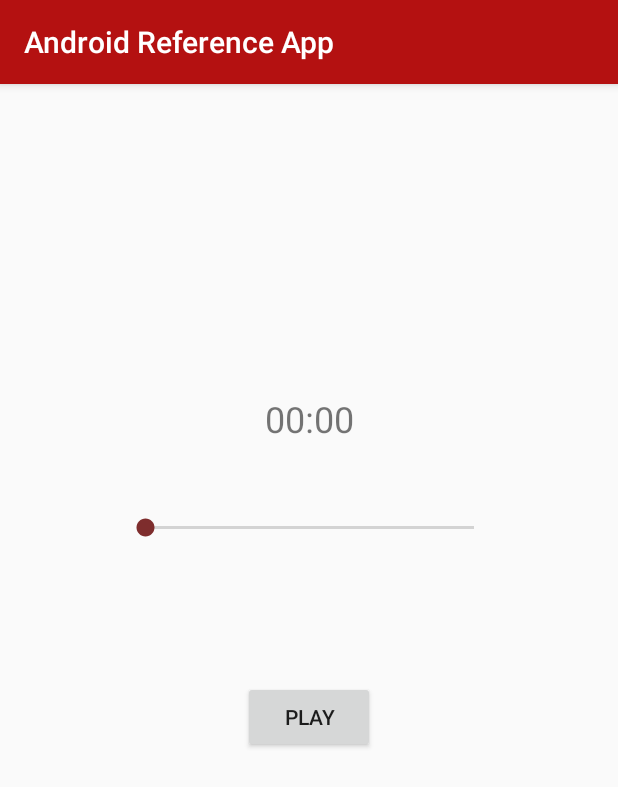
After one commit to mazleo/AndroidReferenceApp, an Android app: the MediaPlayerActivity screen opened directly, with no data from a screen before it, on a phone screen of 412 x 824 dp. The commit adds this screen. Shown: the top 787 px of the screen. Run offline under Robolectric (Android 15) with nearby library versions, the phone set to English and light mode, and no system bars.

Commit message:
Add reference

```diff
--- a/app/build.gradle
+++ b/app/build.gradle
@@ -26,6 +26,6 @@ dependencies {
     })
     compile 'com.android.support:appcompat-v7:25.3.1'
     compile 'com.android.support.constraint:constraint-layout:1.0.2'
+    compile 'com.android.support:recyclerview-v7:25.3.1'
     testCompile 'junit:junit:4.12'
-    compile 'com.android.support:recyclerview-v7:25.3.1'
 }
--- a/app/src/main/AndroidManifest.xml
+++ b/app/src/main/AndroidManifest.xml
@@ -43,7 +43,8 @@
         <activity android:name=".ToastActivity" />
         <activity android:name=".ReturnDataActivity" />
         <activity android:name=".ReturnDataSecondActivity" />
-        <activity android:name=".RecyclerViewActivity"></activity>
+        <activity android:name=".RecyclerViewActivity" />
+        <activity android:name=".MediaPlayerActivity"></activity>
     </application>
 
 </manifest>
--- a/app/src/main/java/com/app/reference/android/androidreferenceapp/MainActivity.java
+++ b/app/src/main/java/com/app/reference/android/androidreferenceapp/MainActivity.java
@@ -96,6 +96,10 @@ public class MainActivity extends AppCompatActivity {
                     Intent intentMainAct = new Intent(MainActivity.this, RecyclerViewActivity.class);
                     startActivity(intentMainAct);
                 }
+                else if (strSelectedItem.equals("Media Player")) {
+                    Intent intentMainAct = new Intent(MainActivity.this, MediaPlayerActivity.class);
+                    startActivity(intentMainAct);
+                }
             }
         });
     }
--- /dev/null
+++ b/app/src/main/java/com/app/reference/android/androidreferenceapp/MediaPlayerActivity.java
@@ -0,0 +1,125 @@
+package com.app.reference.android.androidreferenceapp;
+
+import android.icu.text.DecimalFormat;
+import android.icu.text.SimpleDateFormat;
+import android.media.MediaPlayer;
+import android.support.v7.app.AppCompatActivity;
+import android.os.Bundle;
+import android.view.View;
+import android.widget.Button;
+import android.widget.NumberPicker;
+import android.widget.SeekBar;
+import android.widget.TextView;
+
+import java.util.Date;
+
+public class MediaPlayerActivity extends AppCompatActivity {
+
+    private MediaPlayer mediaPlayer;
+    private Button playButton;
+    private SeekBar musicSeekBar;
+    private TextView musicProgressText;
+    private Thread thread;
+
+    @Override
+    protected void onCreate(Bundle savedInstanceState) {
+        super.onCreate(savedInstanceState);
+        setContentView(R.layout.activity_media_player);
+
+        mediaPlayer = MediaPlayer.create(getApplicationContext(), R.raw.super_mario_theme);
+        musicSeekBar = (SeekBar) findViewById(R.id.musicSeekBar);
+        playButton = (Button) findViewById(R.id.playButton);
+        musicProgressText = (TextView) findViewById(R.id.musicProgressText);
+
+        musicSeekBar.setMax(mediaPlayer.getDuration());
+
+        playButton.setOnClickListener(new View.OnClickListener() {
+            @Override
+            public void onClick(View v) {
+                if (mediaPlayer.isPlaying()) {
+                    pauseMusic();
+                    playButton.setText("Play");
+                }
+                else {
+                    playMusic();
+                    playButton.setText("Pause");
+                }
+            }
+        });
+
+        musicSeekBar.setOnSeekBarChangeListener(new SeekBar.OnSeekBarChangeListener() {
+            @Override
+            public void onProgressChanged(SeekBar seekBar, int progress, boolean fromUser) {
+                if (fromUser) {
+                    int minute;
+                    int second;
+                    String strProgress;
+
+                    mediaPlayer.seekTo(progress);
+                    musicProgressText.setText(String.valueOf(new SimpleDateFormat("mm:ss").format(new Date(mediaPlayer.getCurrentPosition()))));
+                }
+            }
+
+            @Override
+            public void onStartTrackingTouch(SeekBar seekBar) {
+            }
+
+            @Override
+            public void onStopTrackingTouch(SeekBar seekBar) {
+            }
+        });
+    }
+
+    public void playMusic() {
+        if (mediaPlayer != null) {
+            mediaPlayer.start();
+            updateThread();
+        }
+    }
+
+    public void pauseMusic() {
+        if (mediaPlayer != null) {
+            mediaPlayer.pause();
+        }
+    }
+
+    public void updateThread() {
+        thread = new Thread() {
+            @Override
+            public void run() {
+                try {
+                    while (mediaPlayer != null && mediaPlayer.isPlaying()) {
+                        Thread.sleep(50);
+                        runOnUiThread(new Runnable() {
+                            @Override
+                            public void run() {
+                                int newPosition = mediaPlayer.getCurrentPosition();
+                                musicSeekBar.setProgress(newPosition);
+                                musicProgressText.setText(new SimpleDateFormat("mm:ss").format(new Date(newPosition)));
+                            }
+                        });
+                    }
+                }
+                catch (InterruptedException e) {
+                    e.printStackTrace();
+                }
+            }
+        };
+        thread.start();
+    }
+
+    @Override
+    protected void onDestroy() {
+        super.onDestroy();
+        if (mediaPlayer != null) {
+            if (mediaPlayer.isPlaying()) {
+                mediaPlayer.stop();
+            }
+            mediaPlayer.release();
+            mediaPlayer = null;
+
+            thread.interrupt();
+            thread = null;
+        }
+    }
+}
--- /dev/null
+++ b/app/src/main/res/layout/activity_media_player.xml
@@ -0,0 +1,55 @@
+<?xml version="1.0" encoding="utf-8"?>
+<android.support.constraint.ConstraintLayout xmlns:android="http://schemas.android.com/apk/res/android"
+    xmlns:app="http://schemas.android.com/apk/res-auto"
+    xmlns:tools="http://schemas.android.com/tools"
+    android:layout_width="match_parent"
+    android:layout_height="match_parent"
+    tools:context="com.app.reference.android.androidreferenceapp.MediaPlayerActivity">
+
+    <Button
+        android:id="@+id/playButton"
+        android:layout_width="wrap_content"
+        android:layout_height="wrap_content"
+        android:layout_marginBottom="8dp"
+        android:layout_marginLeft="8dp"
+        android:layout_marginRight="8dp"
+        android:layout_marginTop="8dp"
+        android:text="@string/play_button"
+        app:layout_constraintBottom_toBottomOf="parent"
+        app:layout_constraintLeft_toLeftOf="parent"
+        app:layout_constraintRight_toRightOf="parent"
+        app:layout_constraintTop_toBottomOf="@+id/musicSeekBar"
+        app:layout_constraintVertical_bias="0.20999998" />
+
+    <SeekBar
+        android:id="@+id/musicSeekBar"
+        android:layout_width="251dp"
+        android:layout_height="21dp"
+        app:layout_constraintTop_toTopOf="parent"
+        android:layout_marginTop="8dp"
+        app:layout_constraintBottom_toBottomOf="parent"
+        android:layout_marginBottom="8dp"
+        android:layout_marginRight="8dp"
+        app:layout_constraintRight_toRightOf="parent"
+        android:layout_marginLeft="8dp"
+        app:layout_constraintLeft_toLeftOf="parent"
+        app:layout_constraintVertical_bias="0.38"
+        tools:layout_editor_absoluteY="187dp" />
+
+    <TextView
+        android:id="@+id/musicProgressText"
+        android:layout_width="wrap_content"
+        android:layout_height="wrap_content"
+        android:layout_marginBottom="8dp"
+        android:layout_marginLeft="8dp"
+        android:layout_marginRight="8dp"
+        android:layout_marginTop="8dp"
+        android:text="00:00"
+        android:textSize="24sp"
+        app:layout_constraintBottom_toTopOf="@+id/musicSeekBar"
+        app:layout_constraintLeft_toLeftOf="parent"
+        app:layout_constraintRight_toRightOf="parent"
+        app:layout_constraintTop_toTopOf="parent"
+        app:layout_constraintVertical_bias="0.84000003" />
+
+</android.support.constraint.ConstraintLayout>
--- a/app/src/main/res/layout/activity_recycler_view.xml
+++ b/app/src/main/res/layout/activity_recycler_view.xml
@@ -8,8 +8,8 @@
 
     <android.support.v7.widget.RecyclerView
         android:id="@+id/recyclerView"
-        android:layout_width="match_parent"
-        android:layout_height="match_parent"
+        android:layout_width="0dp"
+        android:layout_height="0dp"
         app:layout_constraintBottom_toBottomOf="parent"
         app:layout_constraintLeft_toLeftOf="parent"
         app:layout_constraintRight_toRightOf="parent"
--- a/app/src/main/res/values/strings.xml
+++ b/app/src/main/res/values/strings.xml
@@ -18,6 +18,7 @@
         <item>Toast</item>
         <item>Return Data</item>
         <item>Recycler View</item>
+        <item>Media Player</item>
     </string-array>
     <string name="red_string">Red</string>
     <string name="blue_string">Blue</string>
@@ -29,4 +30,5 @@
     <string name="alert_dialog_negative">No</string>
     <string name="seekbar_title">SeekBar</string>
     <string name="seekbar_init_text">Rating: 0</string>
+    <string name="play_button">Play</string>
 </resources>
```
Also changed, not shown: 1 other file.
